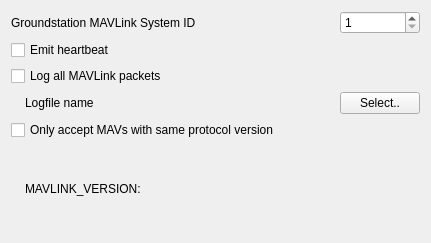
Above: src/ui/MAVLinkSettingsWidget.ui from mavlink/qgroundcontrol before the change. Below: the same form after it.
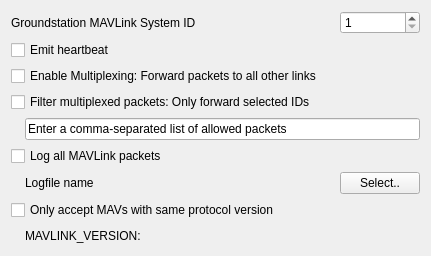
That is the form after the change.

Commit message: Added link multiplexing, added several new packets

```diff
--- a/src/ui/MAVLinkSettingsWidget.ui
+++ b/src/ui/MAVLinkSettingsWidget.ui
@@ -7,7 +7,7 @@
     <x>0</x>
     <y>0</y>
     <width>431</width>
-    <height>243</height>
+    <height>256</height>
    </rect>
   </property>
   <property name="windowTitle">
@@ -21,14 +21,14 @@
      </property>
     </widget>
    </item>
-   <item row="2" column="0" colspan="3">
+   <item row="6" column="0" colspan="3">
     <widget class="QCheckBox" name="loggingCheckBox">
      <property name="text">
       <string>Log all MAVLink packets</string>
      </property>
     </widget>
    </item>
-   <item row="4" column="0">
+   <item row="8" column="0">
     <spacer name="logFileSpacer">
      <property name="orientation">
       <enum>Qt::Horizontal</enum>
@@ -44,14 +44,14 @@
      </property>
     </spacer>
    </item>
-   <item row="5" column="0" colspan="3">
+   <item row="9" column="0" colspan="3">
     <widget class="QCheckBox" name="versionCheckBox">
      <property name="text">
       <string>Only accept MAVs with same protocol version</string>
      </property>
     </widget>
    </item>
-   <item row="6" column="0">
+   <item row="10" column="0">
     <spacer name="versionSpacer">
      <property name="orientation">
       <enum>Qt::Horizontal</enum>
@@ -64,21 +64,21 @@
      </property>
     </spacer>
    </item>
-   <item row="6" column="1" colspan="2">
+   <item row="10" column="1" colspan="2">
     <widget class="QLabel" name="versionLabel">
      <property name="text">
       <string>MAVLINK_VERSION: </string>
      </property>
     </widget>
    </item>
-   <item row="4" column="1">
+   <item row="8" column="1">
     <widget class="QLabel" name="logFileLabel">
      <property name="text">
       <string>Logfile name</string>
      </property>
     </widget>
    </item>
-   <item row="4" column="2">
+   <item row="8" column="2">
     <widget class="QPushButton" name="logFileButton">
      <property name="text">
       <string>Select..</string>
@@ -114,6 +114,43 @@
      </property>
     </widget>
    </item>
+   <item row="5" column="0">
+    <spacer name="multiplexingFilterSpacer">
+     <property name="orientation">
+      <enum>Qt::Horizontal</enum>
+     </property>
+     <property name="sizeType">
+      <enum>QSizePolicy::MinimumExpanding</enum>
+     </property>
+     <property name="sizeHint" stdset="0">
+      <size>
+       <width>8</width>
+       <height>0</height>
+      </size>
+     </property>
+    </spacer>
+   </item>
+   <item row="5" column="1" colspan="2">
+    <widget class="QLineEdit" name="multiplexingFilterLineEdit">
+     <property name="text">
+      <string>Enter a comma-separated list of allowed packets</string>
+     </property>
+    </widget>
+   </item>
+   <item row="4" column="0" colspan="3">
+    <widget class="QCheckBox" name="multiplexingFilterCheckBox">
+     <property name="text">
+      <string>Filter multiplexed packets: Only forward selected IDs</string>
+     </property>
+    </widget>
+   </item>
+   <item row="3" column="0" colspan="3">
+    <widget class="QCheckBox" name="multiplexingCheckBox">
+     <property name="text">
+      <string>Enable Multiplexing: Forward packets to all other links</string>
+     </property>
+    </widget>
+   </item>
   </layout>
  </widget>
  <resources/>
```
The commit also changes 17 other files.
